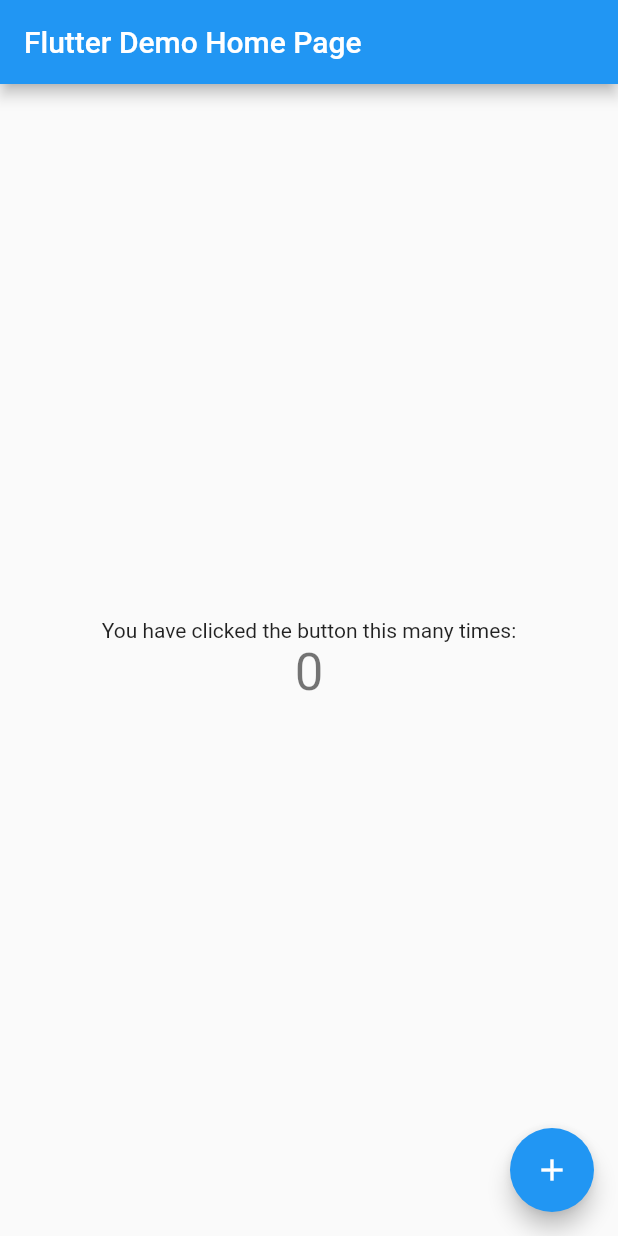
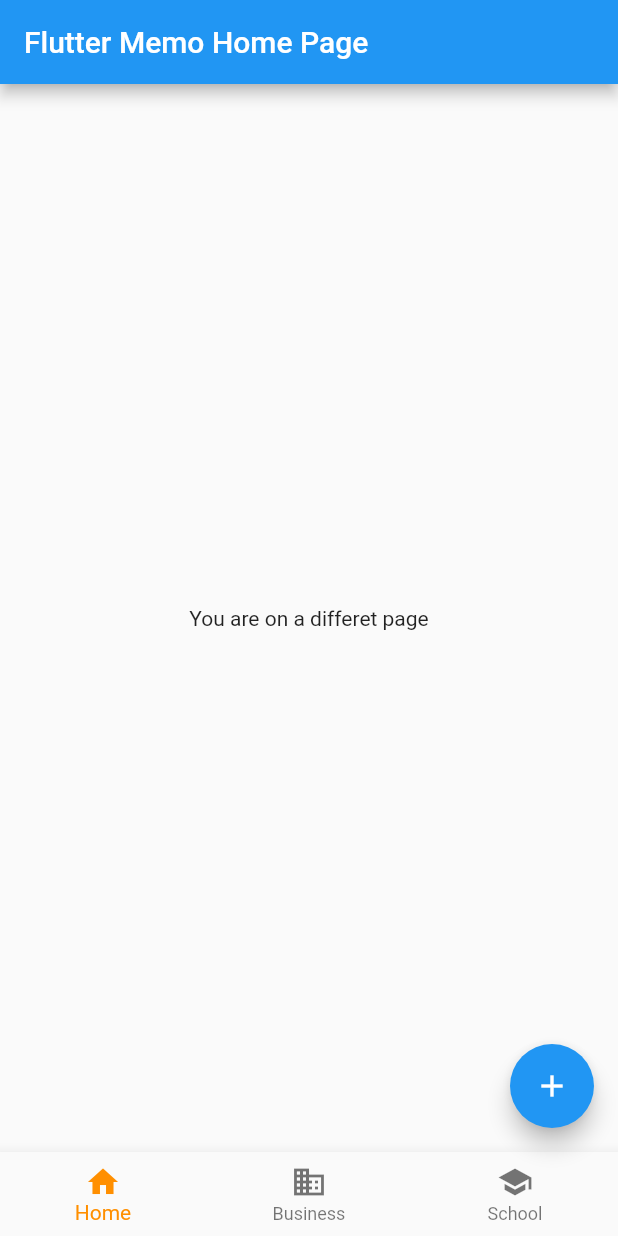
Before and after one commit to Tagir-A/flutter-example, a Flutter app: the screen it shows after launch, on a phone screen of 412 x 824 dp. Run offline on Flutter 3.47's test engine with Material 2 defaults, Android fonts, the phone set to English and light mode, and no system bars.

```diff
--- a/lib/main.dart
+++ b/lib/main.dart
@@ -22,7 +22,7 @@ class MyApp extends StatelessWidget {
         // is not restarted.
         primarySwatch: Colors.blue,
       ),
-      home: MyHomePage(title: 'Flutter Demo Home Page'),
+      home: MyHomePage(title: 'Flutter Memo Home Page'),
     );
   }
 }
@@ -47,6 +47,7 @@ class MyHomePage extends StatefulWidget {
 
 class _MyHomePageState extends State<MyHomePage> {
   int _counter = 0;
+  int _pageIndex = 0;
 
   void _incrementCounter() {
     setState(() {
@@ -58,6 +59,10 @@ class _MyHomePageState extends State<MyHomePage> {
       _counter++;
     });
   }
+
+  void _onTap(int index) => setState(() {
+        _pageIndex = index;
+      });
 
   @override
   Widget build(BuildContext context) {
@@ -73,7 +78,9 @@ class _MyHomePageState extends State<MyHomePage> {
           // the App.build method, and use it to set our appbar title.
           title: Text(widget.title),
         ),
-      body: Center(
+        body: Navigator(pages: [
+          MaterialPage(
+              child: Center(
             // Center is a layout widget. It takes a single child and positions it
             // in the middle of the parent.
             child: Column(
@@ -102,12 +109,34 @@ class _MyHomePageState extends State<MyHomePage> {
                 ),
               ],
             ),
+          )),
+          MaterialPage(child: Center(child: Text('You are on a differet page')))
+        ],
+
         ),
         floatingActionButton: FloatingActionButton(
           onPressed: _incrementCounter,
           tooltip: 'Increment',
           child: Icon(Icons.add),
         ), // This trailing comma makes auto-formatting nicer for build methods.
-    );
+        bottomNavigationBar: BottomNavigationBar(
+          items: const <BottomNavigationBarItem>[
+            BottomNavigationBarItem(
+              icon: Icon(Icons.home),
+              label: 'Home',
+            ),
+            BottomNavigationBarItem(
+              icon: Icon(Icons.business),
+              label: 'Business',
+            ),
+            BottomNavigationBarItem(
+              icon: Icon(Icons.school),
+              label: 'School',
+            ),
+          ],
+          currentIndex: _pageIndex,
+          selectedItemColor: Colors.amber[800],
+          onTap: _onTap,
+        ));
   }
 }
```
Also changed, not shown: 1 other file. Lines whose indentation alone changed are shown as unchanged.
